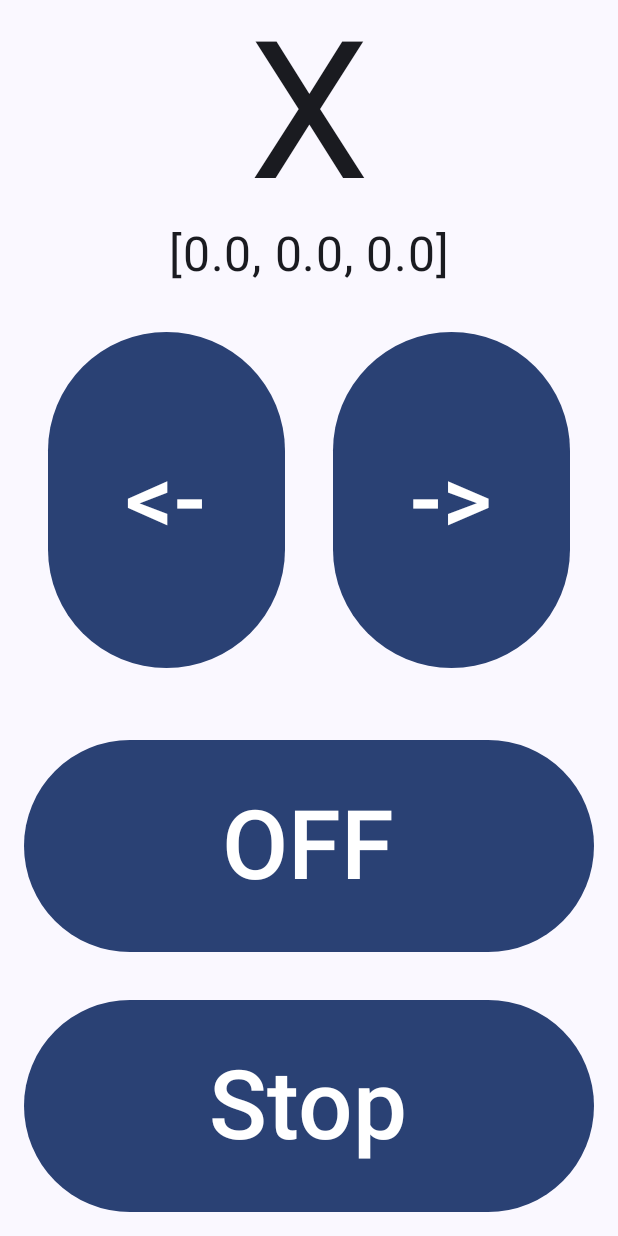
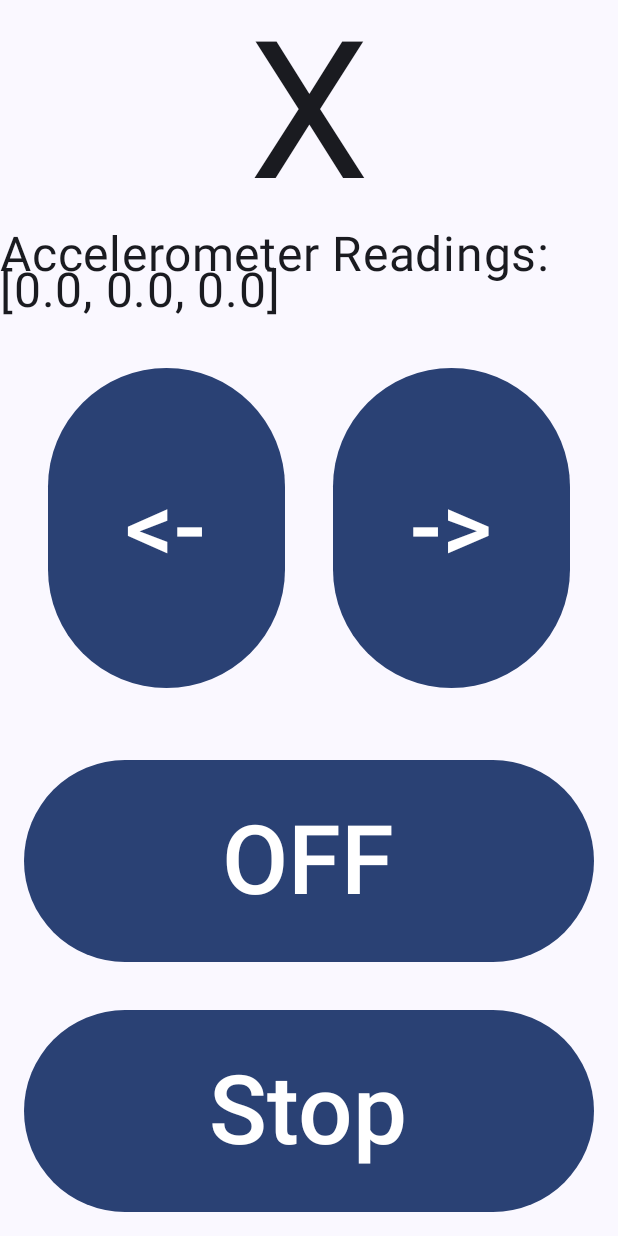
Before and after one commit to Salkiiin/Data_collection_app, an Android app built with Jetpack Compose: the composable RunningPage shown on its own in the app's theme, on a phone screen of 412 x 824 dp. Run offline under Robolectric (Android 15) with nearby library versions, the phone set to English and light mode, and no system bars.

Commit message:
write the values every 500 ms in a list. This function works at the same time as the RunningPage. Kind of multithreaded... with ViewModels and shit

```diff
--- a/app/src/main/java/com/example/datacollection/MainActivity.kt
+++ b/app/src/main/java/com/example/datacollection/MainActivity.kt
@@ -11,6 +11,7 @@ import android.os.Bundle
 import android.os.IBinder
 import androidx.activity.ComponentActivity
 import androidx.activity.compose.setContent
+import androidx.activity.viewModels
 import androidx.compose.foundation.layout.Column
 import androidx.compose.foundation.layout.Row
 import androidx.compose.foundation.layout.fillMaxHeight
@@ -31,8 +32,14 @@ import androidx.compose.ui.res.stringResource
 import androidx.compose.ui.tooling.preview.Preview
 import androidx.compose.ui.unit.dp
 import androidx.compose.ui.unit.sp
-import androidx.core.content.ContextCompat.getSystemService
+import androidx.lifecycle.LiveData
+import androidx.lifecycle.MutableLiveData
+import androidx.lifecycle.ViewModel
+import androidx.lifecycle.viewModelScope
 import com.example.datacollection.ui.theme.DataCollectionTheme
+import kotlinx.coroutines.delay
+import kotlinx.coroutines.launch
+
 
 enum class Direction{
     indicator_off,
@@ -41,12 +48,6 @@ enum class Direction{
 }
 private val accelerometerReading = FloatArray(3)
 
-class CSVWritingService : Service() {
-
-    override fun onBind(p0: Intent?): IBinder? {
-        TODO("Not yet implemented")
-    }
-}
 
 class CollectionService : Service(), SensorEventListener {
     override fun onSensorChanged(event: SensorEvent?){
@@ -72,9 +73,9 @@ class CollectionService : Service(), SensorEventListener {
 //private lateinit var sensorManager: SensorManager
 
 class MainActivity : ComponentActivity() {
+    private val viewModel: MyViewModel by viewModels()
 
     override fun onCreate(savedInstanceState: Bundle?) {
-        var CSVWriter = CSVWritingService()
         var dataCollector = CollectionService()
         // 1
         var sensorManager = getSystemService(SENSOR_SERVICE) as SensorManager
@@ -82,6 +83,7 @@ class MainActivity : ComponentActivity() {
         sensorManager.getDefaultSensor(Sensor.TYPE_ACCELEROMETER)?.also { accelerometer ->
             sensorManager.registerListener(dataCollector, accelerometer, SensorManager.SENSOR_DELAY_NORMAL, SensorManager.SENSOR_DELAY_UI)
         }
+
         super.onCreate(savedInstanceState)
         setContent {
             DataCollectionTheme {
@@ -89,9 +91,8 @@ class MainActivity : ComponentActivity() {
                         .fillMaxSize()
                         .wrapContentSize(Alignment.Center)
                         .padding(16.dp),
-                        dataCollector,
                         this,
-                        CSVWriter,
+                        viewModel
                     )
             }
         }
@@ -100,10 +101,10 @@ class MainActivity : ComponentActivity() {
 
 
 @Composable
-fun OrganizeFrames(modifier: Modifier = Modifier, dataCollector: CollectionService, context: Context, CSVWriter: CSVWritingService){
+fun OrganizeFrames(modifier: Modifier = Modifier, context: Context, viewModel: MyViewModel){
     var isRunning by remember { mutableStateOf(false)}
     isRunning = if(isRunning){
-        RunningPage(modifier, dataCollector, context, CSVWriter)
+        RunningPage(modifier, context, viewModel)
     }else{
         StartPage(modifier)
     }
@@ -128,13 +129,14 @@ fun StartPage(modifier: Modifier = Modifier): Boolean {
 }
 
 @Composable
-fun RunningPage(modifier: Modifier = Modifier, dataCollector: CollectionService, context: Context, CSVWriter: CSVWritingService): Boolean {
+fun RunningPage(modifier: Modifier = Modifier, context: Context, viewModel: MyViewModel): Boolean {
     var isRunning by remember { mutableStateOf(true)}
     var indicatorstate:Direction by remember{mutableStateOf(Direction.indicator_off)}
     val intent = Intent(context, CollectionService::class.java)
+    val measurements = viewModel.measurements.value.orEmpty()
     context.startService(intent)
-    val CSVintent = Intent(context, CSVWritingService::class.java)
-    context.startService(CSVintent)
+
+
 
     Column(
         modifier = modifier,
@@ -144,13 +146,18 @@ fun RunningPage(modifier: Modifier = Modifier, dataCollector: CollectionService,
         Direction.indicator_off -> Text("X", fontSize = 128.sp)
         Direction.indicator_left -> Text("<", fontSize = 128.sp)
         Direction.indicator_right -> Text(">", fontSize = 128.sp)
-        else -> Text("error! State unknown!")
     }
-        var printthis = accelerometerReading.contentToString()
+        //var printthis = accelerometerReading.contentToString()
         Text(
-            printthis,
+            "Accelerometer Readings: ${
+                if (measurements.isNotEmpty()) measurements[measurements.size - 1].contentToString() else "No readings"
+            }",
             fontSize = 32.sp
         )
+
+
+
+
         Row(modifier = Modifier
             .weight(5f)
             .fillMaxSize()
@@ -185,3 +192,18 @@ fun RunningPage(modifier: Modifier = Modifier, dataCollector: CollectionService,
     }
     return isRunning
 }
+class MyViewModel : ViewModel() {
+    private val _measurements = MutableLiveData<List<FloatArray>>()
+    val measurements: LiveData<List<FloatArray>> get() = _measurements
+
+    init {
+        viewModelScope.launch {
+            val measurementsList = mutableListOf<FloatArray>()
+            while (true) {
+                measurementsList.add(accelerometerReading.clone())
+                _measurements.postValue(measurementsList.toList())
+                delay(500)
+            }
+        }
+    }
+}
```
Also changed, not shown: app/build.gradle.kts (+7 -3 lines).
